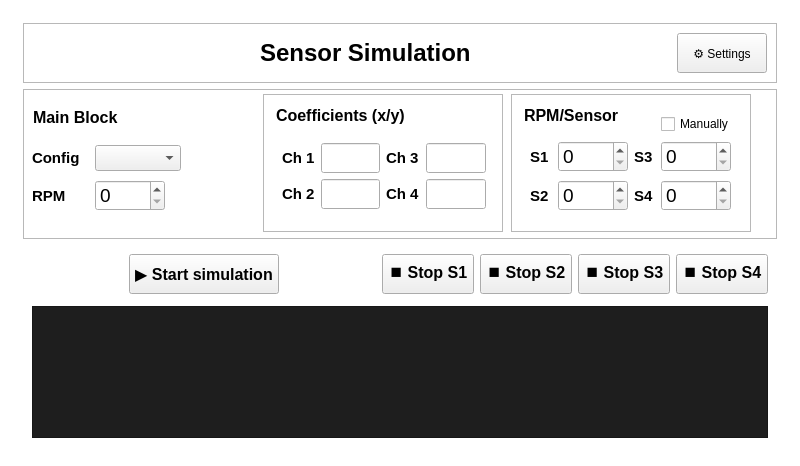
First picture: the form in app/ui/mainwin.ui, repository msmwebUA/sensor_simulation, before the edit.
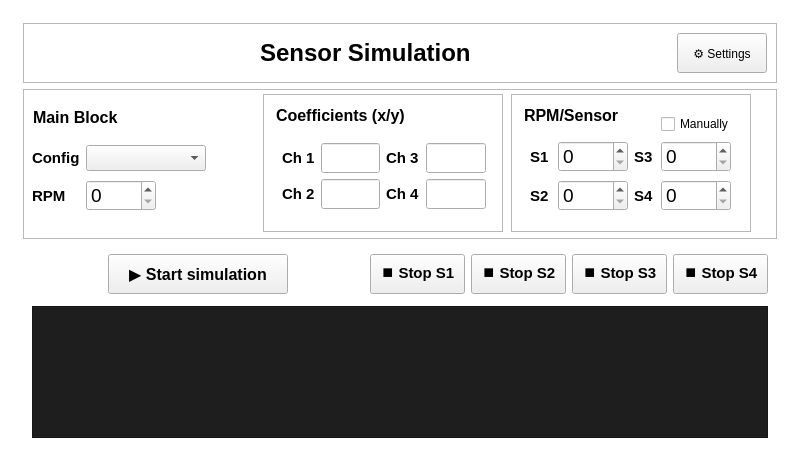
Second picture: the form after the edit. Icons and pictures are not drawn.

Commit message: Update UI (Buttons and page item sizes)

```diff
--- a/app/ui/mainwin.ui
+++ b/app/ui/mainwin.ui
@@ -195,7 +195,7 @@
                <rect>
                 <x>0</x>
                 <y>44</y>
-                <width>167</width>
+                <width>184</width>
                 <height>90</height>
                </rect>
               </property>
@@ -229,7 +229,7 @@
                 <widget class="QComboBox" name="configComboBox">
                  <property name="minimumSize">
                   <size>
-                   <width>0</width>
+                   <width>120</width>
                    <height>0</height>
                   </size>
                  </property>
@@ -759,7 +759,7 @@
                 </property>
                 <property name="minimumSize">
                  <size>
-                  <width>150</width>
+                  <width>180</width>
                   <height>40</height>
                  </size>
                 </property>
@@ -812,7 +812,7 @@
                 </property>
                 <property name="minimumSize">
                  <size>
-                  <width>92</width>
+                  <width>95</width>
                   <height>40</height>
                  </size>
                 </property>
@@ -824,7 +824,7 @@
                 </property>
                 <property name="font">
                  <font>
-                  <pointsize>12</pointsize>
+                  <pointsize>11</pointsize>
                   <bold>true</bold>
                  </font>
                 </property>
@@ -852,7 +852,7 @@
                 </property>
                 <property name="minimumSize">
                  <size>
-                  <width>92</width>
+                  <width>95</width>
                   <height>40</height>
                  </size>
                 </property>
@@ -864,7 +864,7 @@
                 </property>
                 <property name="font">
                  <font>
-                  <pointsize>12</pointsize>
+                  <pointsize>11</pointsize>
                   <bold>true</bold>
                  </font>
                 </property>
@@ -892,7 +892,7 @@
                 </property>
                 <property name="minimumSize">
                  <size>
-                  <width>92</width>
+                  <width>95</width>
                   <height>40</height>
                  </size>
                 </property>
@@ -904,7 +904,7 @@
                 </property>
                 <property name="font">
                  <font>
-                  <pointsize>12</pointsize>
+                  <pointsize>11</pointsize>
                   <bold>true</bold>
                  </font>
                 </property>
@@ -932,7 +932,7 @@
                 </property>
                 <property name="minimumSize">
                  <size>
-                  <width>92</width>
+                  <width>95</width>
                   <height>40</height>
                  </size>
                 </property>
@@ -944,7 +944,7 @@
                 </property>
                 <property name="font">
                  <font>
-                  <pointsize>12</pointsize>
+                  <pointsize>11</pointsize>
                   <bold>true</bold>
                  </font>
                 </property>
```
The commit also changes 3 other files.
